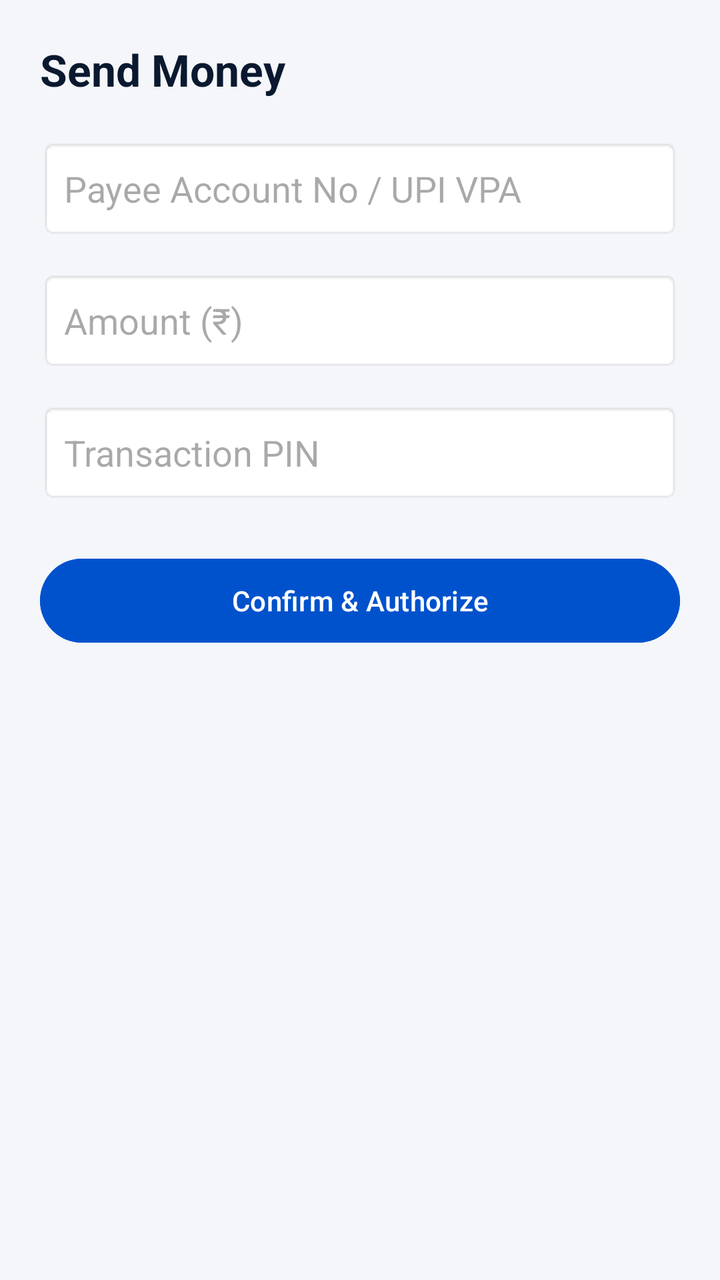
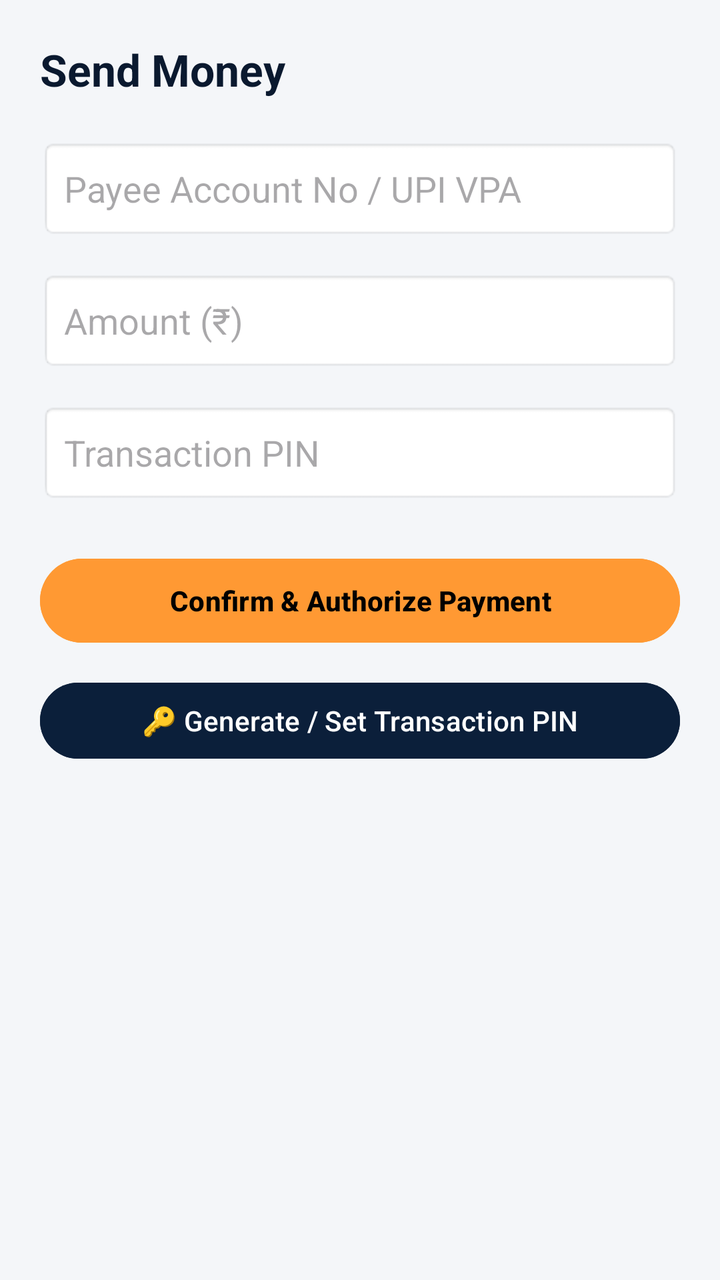

The first picture is an Android layout as it rendered before a commit; the second is the same layout after the commit. The layout source and the unified diff follow.
<!-- AndroidManifest.xml: application theme Theme.SKBankOfIndia -->
<!-- res/layout/activity_transfer.xml -->
<?xml version="1.0" encoding="utf-8"?>
<LinearLayout xmlns:android="http://schemas.android.com/apk/res/android"
    android:layout_width="match_parent"
    android:layout_height="match_parent"
    android:orientation="vertical"
    android:padding="20dp"
    android:background="#F4F6F9">

    <TextView
        android:layout_width="wrap_content"
        android:layout_height="wrap_content"
        android:text="Send Money"
        android:textColor="#0A192F"
        android:textSize="22sp"
        android:textStyle="bold"
        android:layout_marginBottom="20dp" />

    <EditText
        android:id="@+id/etDestination"
        android:layout_width="match_parent"
        android:layout_height="50dp"
        android:hint="Payee Account No / UPI VPA"
        android:padding="12dp"
        android:background="@android:drawable/editbox_background"
        android:layout_marginBottom="16dp" />

    <EditText
        android:id="@+id/etAmount"
        android:layout_width="match_parent"
        android:layout_height="50dp"
        android:hint="Amount (₹)"
        android:inputType="numberDecimal"
        android:padding="12dp"
        android:background="@android:drawable/editbox_background"
        android:layout_marginBottom="16dp" />

    <EditText
        android:id="@+id/etPin"
        android:layout_width="match_parent"
        android:layout_height="50dp"
        android:hint="Transaction PIN"
        android:inputType="numberPassword"
        android:padding="12dp"
        android:background="@android:drawable/editbox_background"
        android:layout_marginBottom="24dp" />

    <Button
        android:id="@+id/btnConfirm"
        android:layout_width="match_parent"
        android:layout_height="50dp"
        android:text="Confirm &amp; Authorize"
        android:backgroundTint="#0052CC"
        android:textColor="#FFFFFF" />

</LinearLayout>
<!-- resources referenced by this layout -->
<resources>
  <style name="Theme.SKBankOfIndia" parent="Theme.Material3.DayNight.NoActionBar">
          <item name="colorPrimary">@color/purple_500</item>
          <item name="colorPrimaryVariant">@color/purple_700</item>
          <item name="colorOnPrimary">@color/white</item>
          <item name="colorSecondary">@color/teal_200</item>
      </style>
  <color name="purple_500">#0B1F3A</color>
  <color name="purple_700">#000080</color>
  <color name="white">#FFFFFF</color>
  <color name="teal_200">#138808</color>
</resources>

<!-- the commit's change to res/layout/activity_transfer.xml (unified diff, before → after) -->
@@ -48,8 +48,18 @@
         android:id="@+id/btnConfirm"
         android:layout_width="match_parent"
         android:layout_height="50dp"
-        android:text="Confirm &amp; Authorize"
-        android:backgroundTint="#0052CC"
+        android:text="Confirm &amp; Authorize Payment"
+        android:backgroundTint="#FF9933"
+        android:textColor="#000000"
+        android:textStyle="bold"
+        android:layout_marginBottom="12dp" />
+
+    <Button
+        android:id="@+id/btnGeneratePin"
+        android:layout_width="match_parent"
+        android:layout_height="46dp"
+        android:text="🔑 Generate / Set Transaction PIN"
+        android:backgroundTint="#0B1F3A"
         android:textColor="#FFFFFF" />
 
 </LinearLayout>
